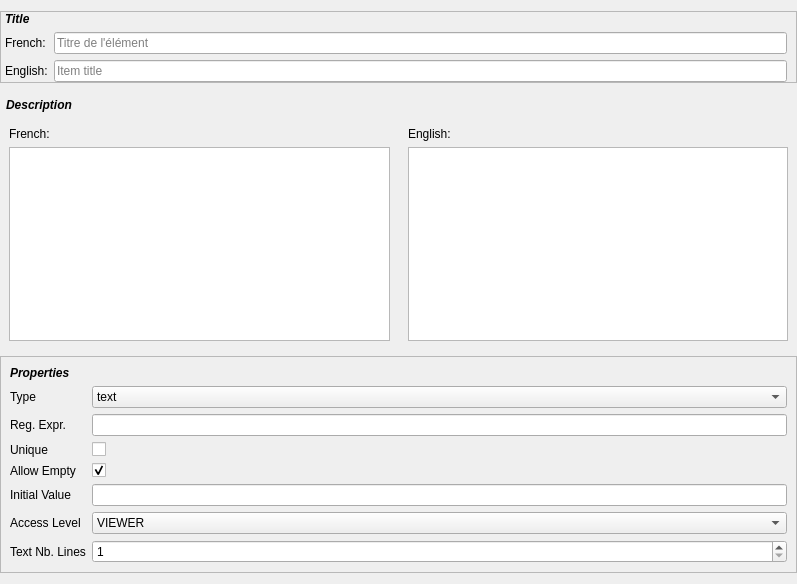
First picture: the form in resources/item_edit.ui, repository lesca-research/piccel, before the edit.
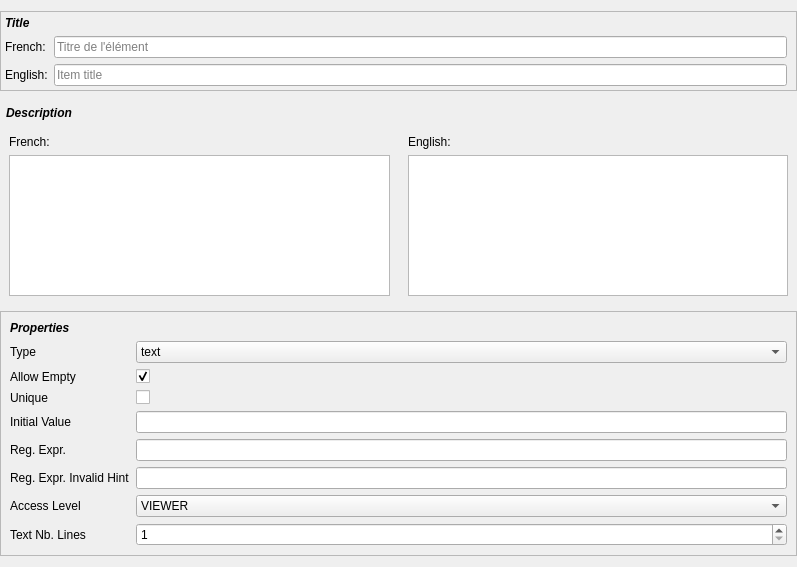
Second picture: the form after the edit. Custom widgets are drawn as their Qt base class.

```diff
--- a/resources/item_edit.ui
+++ b/resources/item_edit.ui
@@ -7,7 +7,7 @@
     <x>0</x>
     <y>0</y>
     <width>797</width>
-    <height>584</height>
+    <height>567</height>
    </rect>
   </property>
   <property name="windowTitle">
@@ -42,13 +42,13 @@
        <number>4</number>
       </property>
       <property name="topMargin">
-       <number>0</number>
+       <number>4</number>
       </property>
       <property name="rightMargin">
        <number>9</number>
       </property>
       <property name="bottomMargin">
-       <number>0</number>
+       <number>4</number>
       </property>
       <item row="1" column="0">
        <widget class="QLabel" name="label">
@@ -239,14 +239,14 @@
         </property>
        </widget>
       </item>
-      <item row="1" column="0">
+      <item row="3" column="0">
        <widget class="QLabel" name="typeLabel">
         <property name="text">
          <string>Type</string>
         </property>
        </widget>
       </item>
-      <item row="1" column="1">
+      <item row="3" column="1">
        <widget class="QComboBox" name="typeComboBox">
         <item>
          <property name="text">
@@ -285,26 +285,6 @@
         </item>
        </widget>
       </item>
-      <item row="2" column="0">
-       <widget class="QLabel" name="regExprLabel">
-        <property name="text">
-         <string>Reg. Expr.</string>
-        </property>
-       </widget>
-      </item>
-      <item row="2" column="1">
-       <widget class="QLineEdit" name="regExprLineEdit"/>
-      </item>
-      <item row="3" column="0">
-       <widget class="QLabel" name="uniqueLabel">
-        <property name="text">
-         <string>Unique</string>
-        </property>
-       </widget>
-      </item>
-      <item row="3" column="1">
-       <widget class="QCheckBox" name="uniqueCheckBox"/>
-      </item>
       <item row="4" column="0">
        <widget class="QLabel" name="allowEmptyLabel">
         <property name="text">
@@ -319,14 +299,44 @@
         </property>
        </widget>
       </item>
+      <item row="5" column="0">
+       <widget class="QLabel" name="uniqueLabel">
+        <property name="text">
+         <string>Unique</string>
+        </property>
+       </widget>
+      </item>
+      <item row="5" column="1">
+       <widget class="QCheckBox" name="uniqueCheckBox"/>
+      </item>
       <item row="6" column="0">
+       <widget class="QLabel" name="initialValueLabel">
+        <property name="text">
+         <string>Initial Value</string>
+        </property>
+       </widget>
+      </item>
+      <item row="6" column="1">
+       <widget class="QLineEdit" name="initialValueLineEdit"/>
+      </item>
+      <item row="10" column="0">
+       <widget class="QLabel" name="regExprInvalidHintLabel">
+        <property name="text">
+         <string>Reg. Expr. Invalid Hint</string>
+        </property>
+       </widget>
+      </item>
+      <item row="10" column="1">
+       <widget class="QLineEdit" name="regExprInvalidHintLineEdit"/>
+      </item>
+      <item row="14" column="0">
        <widget class="QLabel" name="accessLevelLabel">
         <property name="text">
          <string>Access Level</string>
         </property>
        </widget>
       </item>
-      <item row="6" column="1">
+      <item row="14" column="1">
        <widget class="QComboBox" name="accessLevelComboBox">
         <item>
          <property name="text">
@@ -350,30 +360,30 @@
         </item>
        </widget>
       </item>
-      <item row="7" column="0">
+      <item row="15" column="0">
        <widget class="QLabel" name="textNbLinesLabel">
         <property name="text">
          <string>Text Nb. Lines</string>
         </property>
        </widget>
       </item>
-      <item row="7" column="1">
+      <item row="15" column="1">
        <widget class="QSpinBox" name="textNbLinesSpinBox">
         <property name="minimum">
          <number>1</number>
         </property>
        </widget>
       </item>
-      <item row="5" column="0">
-       <widget class="QLabel" name="initialValueLabel">
+      <item row="9" column="1">
+       <widget class="QLineEdit" name="regExprLineEdit"/>
+      </item>
+      <item row="9" column="0">
+       <widget class="QLabel" name="regExprLabel">
         <property name="text">
-         <string>Initial Value</string>
+         <string>Reg. Expr.</string>
         </property>
        </widget>
       </item>
-      <item row="5" column="1">
-       <widget class="QLineEdit" name="initialValueLineEdit"/>
-      </item>
      </layout>
     </widget>
    </item>
```
